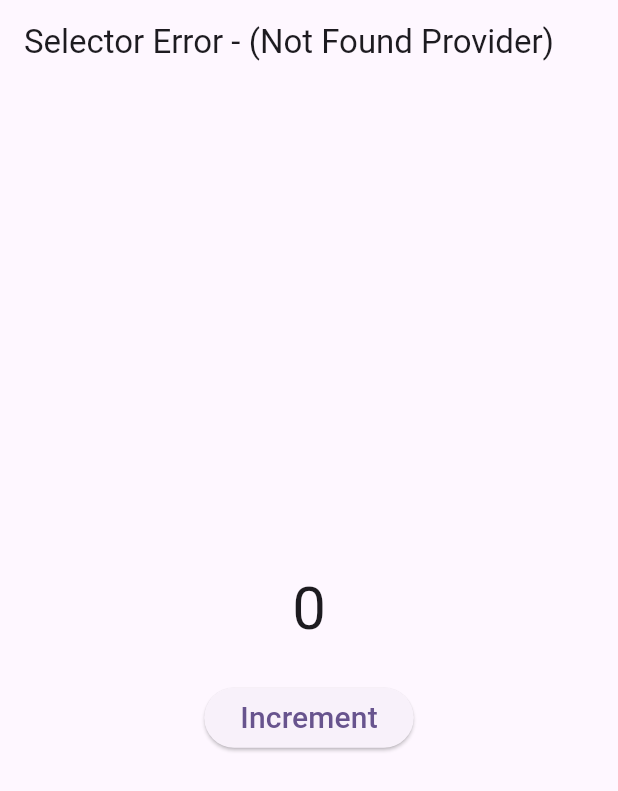
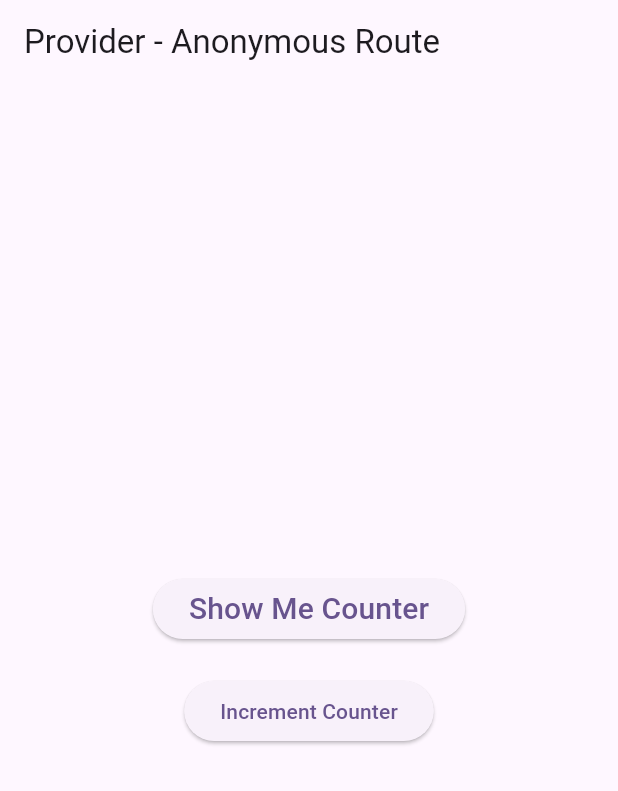
Before and after one commit to Sandeepsunil01/state-management-provider, a Flutter app: the screen it shows after launch, on a phone screen of 412 x 824 dp. Shown: the top 791 px of the screen. Run offline on Flutter 3.47's test engine with Material 2 defaults, Android fonts, the phone set to English and light mode, and no system bars.

Commit message:
Provider Access for anonymous routes

```diff
--- a/lib/main.dart
+++ b/lib/main.dart
@@ -1,5 +1,6 @@
 import 'package:flutter/material.dart';
-import 'provider_overview/provider_overview_11.dart';
+import 'package:provider/provider.dart';
+import 'provider_overview/provider_overview_12.dart';
 
 void main() {
   runApp(const MyApp());
@@ -17,7 +18,10 @@ class MyApp extends StatelessWidget {
         colorScheme: ColorScheme.fromSeed(seedColor: Colors.deepPurple),
         useMaterial3: true,
       ),
-      home: const ProviderOverview11(),
+      home: ChangeNotifierProvider<Counter>(
+        create: (context) => Counter(),
+        child: const ProviderOverview12(),
+      ),
     );
   }
 }
--- /dev/null
+++ b/lib/provider_overview/provider_overview_12.dart
@@ -0,0 +1,61 @@
+import 'package:flutter/material.dart';
+import 'package:provider/provider.dart';
+import '../routes/show_me_counter.dart';
+
+//Provider Access for Anonymous Routes
+// Just Wrap the widgets with change notifier and pass in value
+class ProviderOverview12 extends StatefulWidget {
+  const ProviderOverview12({super.key});
+
+  @override
+  State<ProviderOverview12> createState() => _ProviderOverview12State();
+}
+
+class _ProviderOverview12State extends State<ProviderOverview12> {
+  @override
+  Widget build(BuildContext context) {
+    return Scaffold(
+      appBar: AppBar(title: const Text("Provider - Anonymous Route")),
+      body: Center(
+        child: Column(
+          mainAxisAlignment: MainAxisAlignment.center,
+          children: [
+            ElevatedButton(
+              onPressed: () {
+                Navigator.push(
+                  context,
+                  MaterialPageRoute(
+                    builder: (_) => ChangeNotifierProvider.value(
+                      value: context.read<Counter>(),
+                      child: const ShowMeCounter(),
+                    ),
+                  ),
+                );
+              },
+              child: const Text(
+                "Show Me Counter",
+                style: TextStyle(fontSize: 20),
+              ),
+            ),
+            const SizedBox(height: 20),
+            ElevatedButton(
+              onPressed: () {
+                context.read<Counter>().increment();
+              },
+              child: const Text("Increment Counter"),
+            ),
+          ],
+        ),
+      ),
+    );
+  }
+}
+
+class Counter with ChangeNotifier {
+  int counter = 0;
+
+  void increment() {
+    counter++;
+    notifyListeners();
+  }
+}
```
Also changed, not shown: lib/routes/show_me_counter.dart (added, +22 -0 lines).
